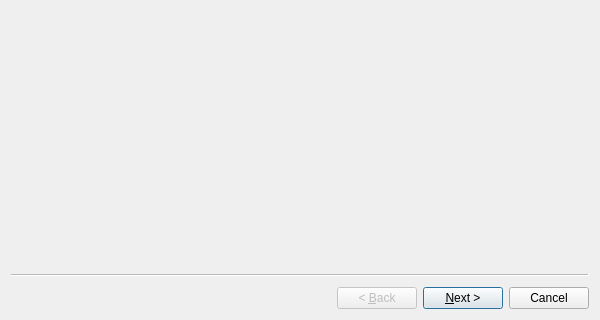
swift-project/pilotclient, file src/blackgui/components/configurationwizard.ui: the form before one commit; both pictures show x 0 to 600 and y 180 to 500 of the 600 by 500 pixel window.
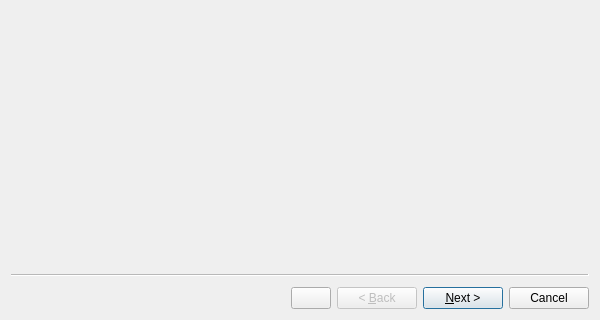
The form after the commit. Custom widgets are drawn as their Qt base class.

Commit message: refs #886, added skip button (custom button) in config wizard

Patch:
```diff
--- a/src/blackgui/components/configurationwizard.ui
+++ b/src/blackgui/components/configurationwizard.ui
@@ -25,6 +25,9 @@
   <property name="wizardStyle">
    <enum>QWizard::ClassicStyle</enum>
   </property>
+  <property name="options">
+   <set>QWizard::HaveCustomButton1</set>
+  </property>
   <widget class="BlackGui::Components::CCopyConfigurationWizardPage" name="wp_CopySettings">
    <property name="title">
     <string>Copy configuration from another installation</string>
```
The commit also changes 2 other files.
